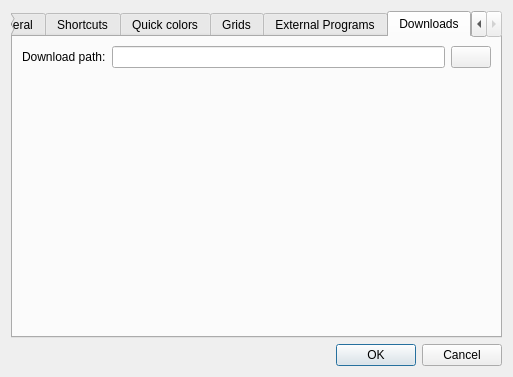
The window that src/ui/config.ui (crimsondusk/ldforge) describes before a commit, drawn with Qt 5.
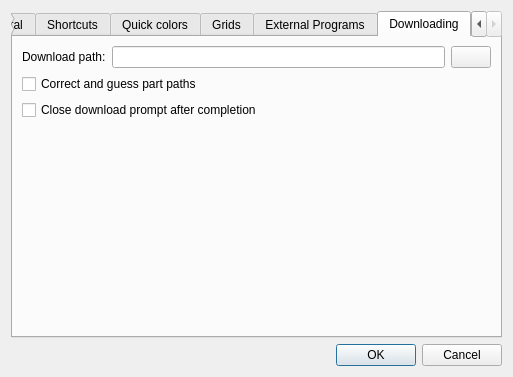
The same window after the commit. Icons and pictures are not drawn.

Commit message: stability to downloading

```diff
--- a/src/ui/config.ui
+++ b/src/ui/config.ui
@@ -495,7 +495,7 @@
      </widget>
      <widget class="QWidget" name="tab_6">
       <attribute name="title">
-       <string>Downloads</string>
+       <string>Downloading</string>
       </attribute>
       <layout class="QVBoxLayout" name="verticalLayout_7">
        <item>
@@ -523,6 +523,34 @@
          </item>
         </layout>
        </item>
+       <item>
+        <widget class="QCheckBox" name="guessNetPaths">
+         <property name="whatsThis">
+          <string>&lt;p&gt;When this is set, LDForge tries to adjust and correct part paths based on the input. A full path given to the download prompt should be of form &lt;tt&gt;&quot;&amp;lt;dir&amp;gt;/&amp;lt;file&amp;gt;.dat&quot;&lt;/tt&gt; - with this set, input can be automatically completed.&lt;/p&gt;
+
+&lt;p&gt;Examples:
+&lt;ul&gt;
+&lt;li&gt;3002 -&gt; parts/3002.dat&lt;/li&gt;
+&lt;li&gt;3002.da -&gt; parts/3002.dat&lt;/li&gt;
+&lt;li&gt;3002s01 -&gt; parts/s/3002s01.dat&lt;/li&gt;
+&lt;li&gt;4-4cyli -&gt; p/4-4cyli.dat&lt;/li&gt;
+&lt;/ul&gt;&lt;/p&gt;</string>
+         </property>
+         <property name="text">
+          <string>Correct and guess part paths</string>
+         </property>
+        </widget>
+       </item>
+       <item>
+        <widget class="QCheckBox" name="autoCloseNetPrompt">
+         <property name="whatsThis">
+          <string>If this is set, LDForge will close the download prompt after everything has been downloaded. The prompt will not be closed if a download has failed.</string>
+         </property>
+         <property name="text">
+          <string>Close download prompt after completion</string>
+         </property>
+        </widget>
+       </item>
        <item>
         <spacer name="verticalSpacer_5">
          <property name="orientation">
```
The commit also changes 6 other files.
